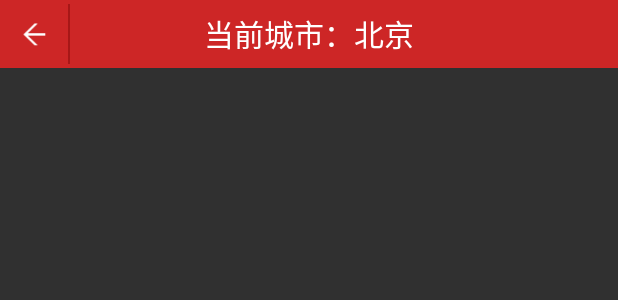
After one commit to yinping1103/myweather, an Android app: the layout select_city.xml on its own in the app's theme, with its tools: preview values and no code run, on a phone screen of 412 x 824 dp. The commit adds this screen. Shown: the top 300 px of the screen. Run offline under Robolectric (Android 15) with nearby library versions, the phone set to English and light mode, and no system bars.

Commit message:
8节，城市选择

```diff
--- a/app/src/main/AndroidManifest.xml
+++ b/app/src/main/AndroidManifest.xml
@@ -18,6 +18,11 @@
             </intent-filter>
         </activity>
 
+        <activity android:name=".SelectCity">
+
+        </activity>
+
+
     </application>
 
 </manifest>
--- a/app/src/main/java/cn/pku/edu/ag/util/NetUtil.java
+++ b/app/src/main/java/cn/edu/pku/yinping/util/NetUtil.java
@@ -1,4 +1,4 @@
-package cn.pku.edu.ag.util;
+package cn.edu.pku.yinping.util;
 
 import android.content.Context;
 import android.net.ConnectivityManager;
--- /dev/null
+++ b/app/src/main/res/layout/select_city.xml
@@ -0,0 +1,44 @@
+<?xml version="1.0" encoding="utf-8"?>
+<RelativeLayout xmlns:android="http://schemas.android.com/apk/res/android"
+    android:layout_width="match_parent"
+    android:layout_height="match_parent">
+
+    <TextView
+        android:layout_width="wrap_content"
+        android:layout_height="wrap_content"
+        android:text="临时TextView,城市选择界面"/>
+
+
+    <RelativeLayout
+        android:layout_width="fill_parent"
+        android:layout_height="45.0dip"
+        android:background="#ffcd2626" >
+        <TextView
+            android:id="@+id/title_name"
+            android:layout_width="fill_parent"
+            android:layout_height="fill_parent"
+            android:gravity="center"
+            android:text="当前城市：北京"
+            android:textColor="#ffffffff"
+            android:textSize="20.0dip" />
+        <ImageView
+            android:id="@+id/title_back"
+            android:layout_width="45.0dip"
+            android:layout_height="45.0dip"
+            android:layout_alignParentLeft="true"
+            android:layout_centerVertical="true"
+            android:src="@drawable/base_action_bar_back_normal"
+            />
+        <ImageView
+            android:layout_width="1.0dip"
+            android:layout_height="40dip"
+            android:layout_centerVertical="true"
+            android:layout_gravity="center"
+            android:layout_toRightOf="@id/title_back"
+            android:background="#A71717"
+            android:gravity="center" />
+    </RelativeLayout>
+
+
+
+</RelativeLayout>
```
Also changed, not shown: app/src/main/java/cn/edu/pku/yinping/bean/TodayWeather.java (renamed from app/src/main/java/cn/pku/edu/ag/bean/TodayWeather.java, +66 -17 lines), app/src/main/java/cn/edu/pku/yinping/myweather/MainActivity.java (+133 -73 lines), app/src/main/java/cn/edu/pku/yinping/myweather/SelectCity.java (added, +44 -0 lines), app/src/main/res/layout/wether_info.xml (+9 -8 lines), app/src/main/res/drawable/base_action_bar_back_normal.png (added), 1 other file.
